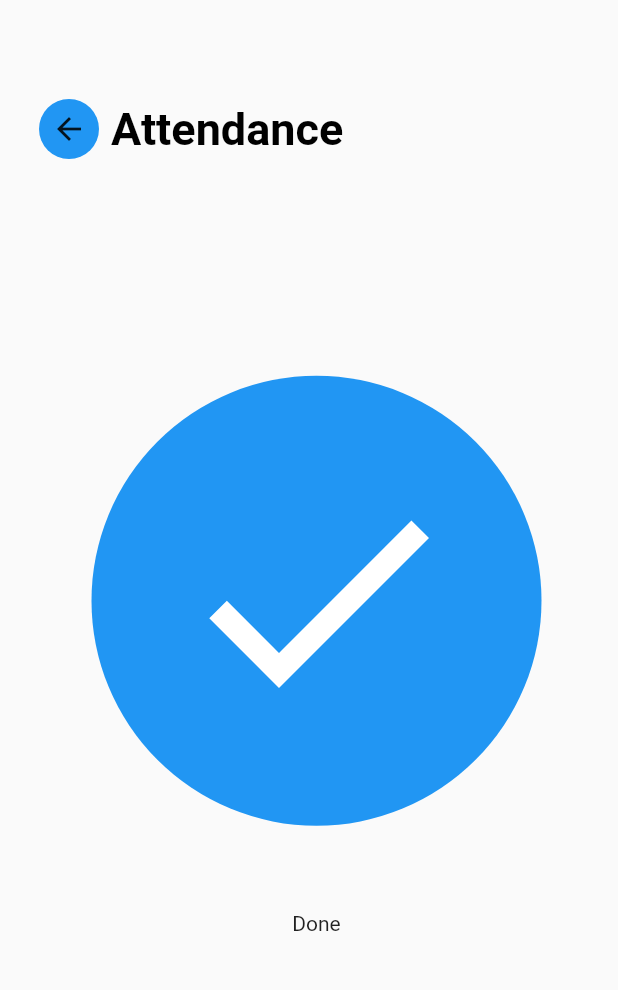
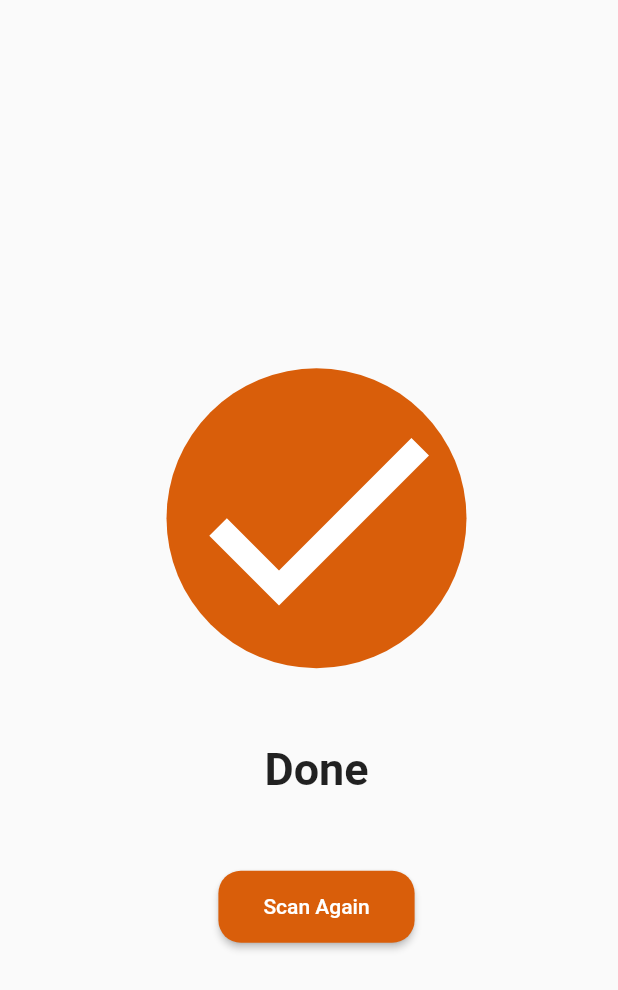
Before and after one commit to Rahma-Osama/the_centers, a Flutter app: the QrDone screen opened directly, on a phone screen of 412 x 824 dp. Shown: the top 990 px of the screen. Run offline on Flutter 3.47's test engine with Material 2 defaults, Android fonts, the phone set to English and light mode, and no system bars; our stand-ins replace animated_text_kit, bloc, flutter_bloc, shared_preferences; missing offline and left inert: qr_code_scanner; accounts and stored records are empty.

Commit message:
add buttom

```diff
--- a/lib/features/log_in/presentation/views/widgets/login_body.dart
+++ b/lib/features/log_in/presentation/views/widgets/login_body.dart
@@ -1,6 +1,7 @@
 import 'package:flutter/material.dart';
 import 'package:flutter_bloc/flutter_bloc.dart';
 import 'package:shared_preferences/shared_preferences.dart';
+import 'package:the_center/constants.dart';
 import 'package:the_center/core/shared_widget/custom_buttom.dart';
 import 'package:the_center/core/shared_widget/default_text.dart';
 import 'package:the_center/features/log_in/presentation/views/widgets/snack_bar.dart';
@@ -152,7 +153,7 @@ class _LoginBodyState extends State<LoginBody> {
                         ),
                         CustomButton(
                           width: double.infinity,
-                            backgroundColor: Colors.lightBlueAccent,
+                            backgroundColor:  kPrimaryColor,
                             text: 'Sign in',
                             func: (){
                               if (formKey.currentState!.validate()) {
--- a/lib/features/qr_code/presentation/views/widgets/qr_done.dart
+++ b/lib/features/qr_code/presentation/views/widgets/qr_done.dart
@@ -1,4 +1,7 @@
 import 'package:flutter/material.dart';
+import 'package:the_center/constants.dart';
+import 'package:the_center/core/shared_widget/custom_buttom.dart';
+import 'package:the_center/features/qr_code/presentation/views/qr_view.dart';
 import 'package:the_center/features/qr_code/presentation/views/widgets/qr_result.dart';
 
 
@@ -40,11 +43,11 @@ class _QrDoneState extends State<QrDone> {
                   mainAxisAlignment: MainAxisAlignment.center,
                   children: [
                     Container(
-                      width: 300, // Set the desired width of the circle
-                      height: 300, // Set the desired height of the circle
-                      decoration: const BoxDecoration(
+                      width: 200,
+                      height: 200,
+                      decoration:  BoxDecoration(
                         shape: BoxShape.circle,
-                        color: Colors.blue, // Set the desired color of the circle
+                        color: kPrimaryColor, // Set the desired color of the circle
                       ),
                       child: const Icon(
                         Icons.check,
@@ -53,38 +56,27 @@ class _QrDoneState extends State<QrDone> {
                       ),
                     ),
                     const SizedBox(
-                      height: 57,
+                      height: 50,
                     ),
-                    const Text('Done'),
-                  ],
-                ),
-              ),
-              Positioned(
-                top: 16,
-                left: 16,
-                child: Row(
-                  children: [
-                    ClipOval(
-                      child: Container(
-                        width: 40,
-                        height: 40,
-                        color: Colors.blue,
-                        child: IconButton(
-                          icon: const Icon(Icons.arrow_back),
-                          onPressed: () {
-                            Navigator.pop(context); // Replace with the desired navigation action
-                          },
-                        ),
+                    const Text(
+                      'Done',
+                      style: TextStyle(
+                        fontSize: 30,
+                        fontWeight: FontWeight.w700
                       ),
                     ),
-                    const SizedBox(width: 8),
-                    const Text(
-                      'Attendance',
-                      style: TextStyle(
-                        color: Colors.black,
-                        fontSize: 30,
-                        fontWeight: FontWeight.bold,
-                      ),
+                    const SizedBox(
+                      height: 50,
+                    ),
+                    CustomButton(
+                        backgroundColor: kPrimaryColor,
+                        text: 'Scan Again',
+                        func: (){
+                          Navigator.pushReplacement(
+                                    context,
+                                    MaterialPageRoute(builder: (context) => const QrView()),
+                                  );
+                        }
                     ),
                   ],
                 ),
```
Also changed, not shown: lib/features/splash_screen/presentation/views/widgets/splash_body.dart (+5 -9 lines).
